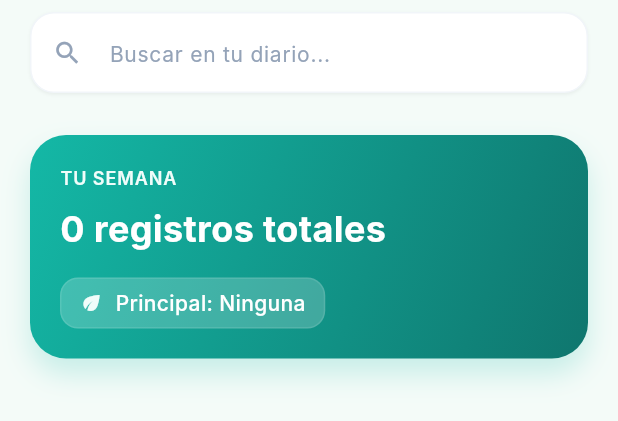
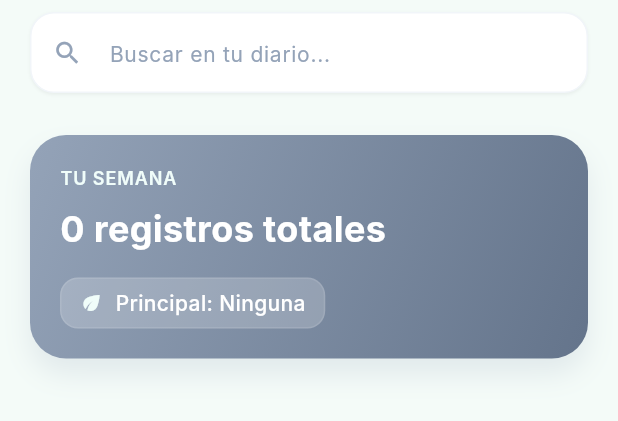
Before and after one commit to Parcibal12/MindLog-App, a Flutter app: the _FilledState widget shown alone on an empty page, opened directly with empty values, on a phone screen of 412 x 824 dp. Shown: the top 421 px of the screen. Run offline on Flutter 3.47's test engine with Material 3 defaults, Android fonts, the light colour scheme and no system bars; our stand-ins replace dio, flutter_riverpod, flutter_svg, retrofit; generated files the repository leaves out were written again; network calls fail; Roboto replaces fonts that are missing (Inter).

Commit message:
refactor: apply clean architecture to dynamic catalogs, UI fixes, and theme mapper

```diff
--- a/lib/core/theme/app_colors.dart
+++ b/lib/core/theme/app_colors.dart
@@ -17,4 +17,6 @@ class AppColors {
   static const Color anxietyOrange = Color(0xFFF97316);
   static const Color angerPurple = Color(0xFFA855F7);
   static const Color sadnessBlue = Color(0xFF3B82F6);
+  static const Color calmTeal = primaryGreen;
+  static const Color neutralGray = textSubtitle;
 }
--- /dev/null
+++ b/lib/core/theme/emotion_theme_mapper.dart
@@ -0,0 +1,65 @@
+import 'package:flutter/material.dart';
+import 'app_colors.dart';
+
+class EmotionPalette {
+  final Color main;
+  final Color lightBackground;
+  final List<Color> gradient;
+  final Color shadow;
+  final IconData icon;
+
+  const EmotionPalette({
+    required this.main,
+    required this.lightBackground,
+    required this.gradient,
+    required this.shadow,
+    required this.icon,
+  });
+}
+
+class EmotionThemeMapper {
+  static EmotionPalette getPalette(String emotionName) {
+    switch (emotionName.toLowerCase()) {
+      case 'ansiedad':
+        return EmotionPalette(
+          main: AppColors.anxietyOrange,
+          lightBackground: AppColors.anxietyOrange.withValues(alpha: 0.1),
+          gradient: [AppColors.anxietyOrange, const Color(0xFFD97706)],
+          shadow: AppColors.anxietyOrange.withValues(alpha: 0.3),
+          icon: Icons.sentiment_dissatisfied,
+        );
+      case 'calma':
+        return EmotionPalette(
+          main: AppColors.calmTeal,
+          lightBackground: AppColors.calmTeal.withValues(alpha: 0.1),
+          gradient: [AppColors.calmTeal, AppColors.primaryDark],
+          shadow: AppColors.calmTeal.withValues(alpha: 0.3),
+          icon: Icons.sentiment_satisfied_alt,
+        );
+      case 'enojo':
+        return EmotionPalette(
+          main: AppColors.angerPurple,
+          lightBackground: AppColors.angerPurple.withValues(alpha: 0.1),
+          gradient: [AppColors.angerPurple, const Color(0xFF7E22CE)],
+          shadow: AppColors.angerPurple.withValues(alpha: 0.3),
+          icon: Icons.mood_bad,
+        );
+      case 'tristeza':
+        return EmotionPalette(
+          main: AppColors.sadnessBlue,
+          lightBackground: AppColors.sadnessBlue.withValues(alpha: 0.1),
+          gradient: [AppColors.sadnessBlue, const Color(0xFF1D4ED8)],
+          shadow: AppColors.sadnessBlue.withValues(alpha: 0.3),
+          icon: Icons.sentiment_very_dissatisfied,
+        );
+      default:
+        return EmotionPalette(
+          main: AppColors.neutralGray,
+          lightBackground: AppColors.neutralGray.withValues(alpha: 0.1),
+          gradient: [AppColors.neutralGray, const Color(0xFF64748B)],
+          shadow: AppColors.neutralGray.withValues(alpha: 0.2),
+          icon: Icons.circle,
+        );
+    }
+  }
+}
--- /dev/null
+++ b/lib/core/utils/date_formatter.dart
@@ -0,0 +1,15 @@
+class DateFormatter {
+  static const List<String> _weekdays = ["Domingo", "Lunes", "Martes", "Miércoles", "Jueves", "Viernes", "Sábado"];
+  static const List<String> _monthsShort = ["Ene", "Feb", "Mar", "Abr", "May", "Jun", "Jul", "Ago", "Sep", "Oct", "Nov", "Dic"];
+  static const List<String> _monthsFull = ["enero", "febrero", "marzo", "abril", "mayo", "junio", "julio", "agosto", "septiembre", "octubre", "noviembre", "diciembre"];
+
+  static String formatShortDate(DateTime date) {
+    return "${_weekdays[date.weekday % 7]}, ${date.day} ${_monthsShort[date.month - 1]}".toUpperCase();
+  }
+
+  static String formatFullDate(DateTime date) {
+    return "${date.day} de ${_monthsFull[date.month - 1]}";
+  }
+
+  static const List<String> weekDaysInitials = ["L", "M", "M", "J", "V", "S", "D"];
+}
--- a/lib/features/journal/data/models/analytics_dto.dart
+++ b/lib/features/journal/data/models/analytics_dto.dart
@@ -24,10 +24,13 @@ class AnalyticsDto {
 class ContextTagCountDto {
   final String tagName;
   final int count;
+  @JsonKey(defaultValue: "Ninguna")
+  final String dominantEmotion;
 
   ContextTagCountDto({
     required this.tagName,
     required this.count,
+    required this.dominantEmotion,
   });
 
   factory ContextTagCountDto.fromJson(Map<String, dynamic> json) => _$ContextTagCountDtoFromJson(json);
--- a/lib/features/journal/presentation/screens/home_screen.dart
+++ b/lib/features/journal/presentation/screens/home_screen.dart
@@ -1,20 +1,16 @@
 import 'package:flutter/material.dart';
 import 'package:flutter_riverpod/flutter_riverpod.dart';
 import 'package:mindlog_app/core/theme/app_colors.dart';
+import 'package:mindlog_app/core/theme/emotion_theme_mapper.dart';
+import 'package:mindlog_app/core/utils/date_formatter.dart';
 import '../providers/home_controller.dart';
+import '../providers/report_controller.dart';
 import '../../data/models/journal_dto.dart';
 import 'editor_screen.dart';
 import 'report_screen.dart';
 
 class HomeScreen extends ConsumerWidget {
   const HomeScreen({super.key});
-
-  String _getCurrentFormattedDate() {
-    final now = DateTime.now();
-    final weekdays = ["Domingo", "Lunes", "Martes", "Miércoles", "Jueves", "Viernes", "Sábado"];
-    final months = ["Ene", "Feb", "Mar", "Abr", "May", "Jun", "Jul", "Ago", "Sep", "Oct", "Nov", "Dic"];
-    return "${weekdays[now.weekday % 7]}, ${now.day} ${months[now.month - 1]}";
-  }
 
   @override
   Widget build(BuildContext context, WidgetRef ref) {
@@ -34,7 +30,7 @@ class HomeScreen extends ConsumerWidget {
                     crossAxisAlignment: CrossAxisAlignment.start,
                     children: [
                       Text(
-                        _getCurrentFormattedDate().toUpperCase(),
+                        DateFormatter.formatShortDate(DateTime.now()),
                         style: const TextStyle(fontSize: 11, fontWeight: FontWeight.bold, color: AppColors.textSubtitle, letterSpacing: 0.55),
                       ),
                       const SizedBox(height: 4),
@@ -97,9 +93,9 @@ class HomeScreen extends ConsumerWidget {
               ],
             ),
             const SizedBox(width: 48),
-            // <-- BOTÓN FUNCIONAL DE REPORTES -->
             GestureDetector(
               onTap: () {
+                ref.invalidate(analyticsProvider);
                 Navigator.pushReplacement(
                   context,
                   MaterialPageRoute(builder: (context) => const ReportScreen()),
@@ -158,9 +154,7 @@ class _FilledState extends StatelessWidget {
       } else if (compareDate == yesterday) {
         key = "AYER";
       } else {
-        final weekdays = ["Domingo", "Lunes", "Martes", "Miércoles", "Jueves", "Viernes", "Sábado"];
-        final months = ["Ene", "Feb", "Mar", "Abr", "May", "Jun", "Jul", "Ago", "Sep", "Oct", "Nov", "Dic"];
-        key = "${weekdays[localDate.weekday % 7]}, ${localDate.day} ${months[localDate.month - 1]}".toUpperCase();
+        key = DateFormatter.formatShortDate(localDate);
       }
 
       if (!groups.containsKey(key)) {
@@ -175,6 +169,8 @@ class _FilledState extends StatelessWidget {
   Widget build(BuildContext context) {
     final groupedEntries = _groupEntriesByDate();
     final dominantEmotion = _calculateDominantEmotion();
+
+    final palette = EmotionThemeMapper.getPalette(dominantEmotion);
 
     return ListView(
       padding: const EdgeInsets.only(bottom: 24),
@@ -202,13 +198,13 @@ class _FilledState extends StatelessWidget {
           margin: const EdgeInsets.all(20),
           padding: const EdgeInsets.all(20),
           decoration: BoxDecoration(
-            gradient: const LinearGradient(
-              colors: [Color(0xFF14B8A6), Color(0xFF0F766E)],
+            gradient: LinearGradient(
+              colors: palette.gradient,
               begin: Alignment.topLeft,
               end: Alignment.bottomRight,
             ),
             borderRadius: BorderRadius.circular(24),
-            boxShadow: const [BoxShadow(color: Color(0x3314B8A6), offset: Offset(0, 10), blurRadius: 15)],
+            boxShadow: [BoxShadow(color: palette.shadow, offset: const Offset(0, 10), blurRadius: 15)],
           ),
           child: Column(
             crossAxisAlignment: CrossAxisAlignment.start,
@@ -263,26 +259,6 @@ class _EntryCard extends StatelessWidget {
 
   const _EntryCard({required this.entry});
 
-  Color _getEmotionColor() {
-    switch (entry.emotionName.toLowerCase()) {
-      case 'ansiedad': return const Color(0xFFF59E0B);
-      case 'calma': return const Color(0xFF14B8A6);
-      case 'enojo': return const Color(0xFFEF4444);
-      case 'tristeza': return const Color(0xFF3B82F6);
-      default: return const Color(0xFF94A3B8);
-    }
-  }
-
-  IconData _getEmotionIcon() {
-    switch (entry.emotionName.toLowerCase()) {
-      case 'ansiedad': return Icons.sentiment_dissatisfied;
-      case 'calma': return Icons.sentiment_satisfied_alt;
-      case 'enojo': return Icons.sentiment_very_dissatisfied;
-      case 'tristeza': return Icons.sentiment_neutral;
-      default: return Icons.circle;
-    }
-  }
-
   String _formatTime(DateTime dateTime) {
     final local = dateTime.toLocal();
     final hour = local.hour % 12 == 0 ? 12 : local.hour % 12;
@@ -293,8 +269,7 @@ class _EntryCard extends StatelessWidget {
 
   @override
   Widget build(BuildContext context) {
-    final Color mainColor = _getEmotionColor();
-    final Color lightColor = mainColor.withValues(alpha: 0.1);
+    final palette = EmotionThemeMapper.getPalette(entry.emotionName);
 
     return Container(
       margin: const EdgeInsets.symmetric(horizontal: 20, vertical: 6),
@@ -313,16 +288,16 @@ class _EntryCard extends StatelessWidget {
               Container(
                 width: 40,
                 height: 40,
-                decoration: BoxDecoration(color: lightColor, shape: BoxShape.circle),
-                child: Icon(_getEmotionIcon(), color: mainColor, size: 24),
+                decoration: BoxDecoration(color: palette.lightBackground, shape: BoxShape.circle),
+                child: Icon(palette.icon, color: palette.main, size: 24), // <-- ICONO Y COLOR DINÁMICO
               ),
               const SizedBox(width: 12),
               Container(
                 padding: const EdgeInsets.symmetric(horizontal: 8, vertical: 2),
-                decoration: BoxDecoration(color: lightColor, borderRadius: BorderRadius.circular(6)),
+                decoration: BoxDecoration(color: palette.lightBackground, borderRadius: BorderRadius.circular(6)),
                 child: Text(
                   entry.emotionName.toUpperCase(),
-                  style: TextStyle(fontSize: 10, fontWeight: FontWeight.bold, color: mainColor, letterSpacing: 0.25),
+                  style: TextStyle(fontSize: 10, fontWeight: FontWeight.bold, color: palette.main, letterSpacing: 0.25),
                 ),
               ),
               const Spacer(),
```
Also changed, not shown: lib/features/journal/data/datasources/remote/journal_api_client.dart (+7 -0 lines), lib/features/journal/data/models/metadata_dto.dart (added, +27 -0 lines), lib/features/journal/data/repositories/journal_repository.dart (+17 -0 lines), lib/features/journal/presentation/providers/journal_draft_provider.dart (+12 -0 lines), lib/features/journal/presentation/screens/editor_screen.dart (+7 -3 lines), lib/features/journal/presentation/screens/labeled_screen.dart (+68 -61 lines), lib/features/journal/presentation/screens/report_screen.dart (+58 -32 lines), lib/features/journal/data/datasources/remote/journal_api_client.g.dart, lib/features/journal/data/models/analytics_dto.g.dart, lib/features/journal/data/models/metadata_dto.g.dart (added).
